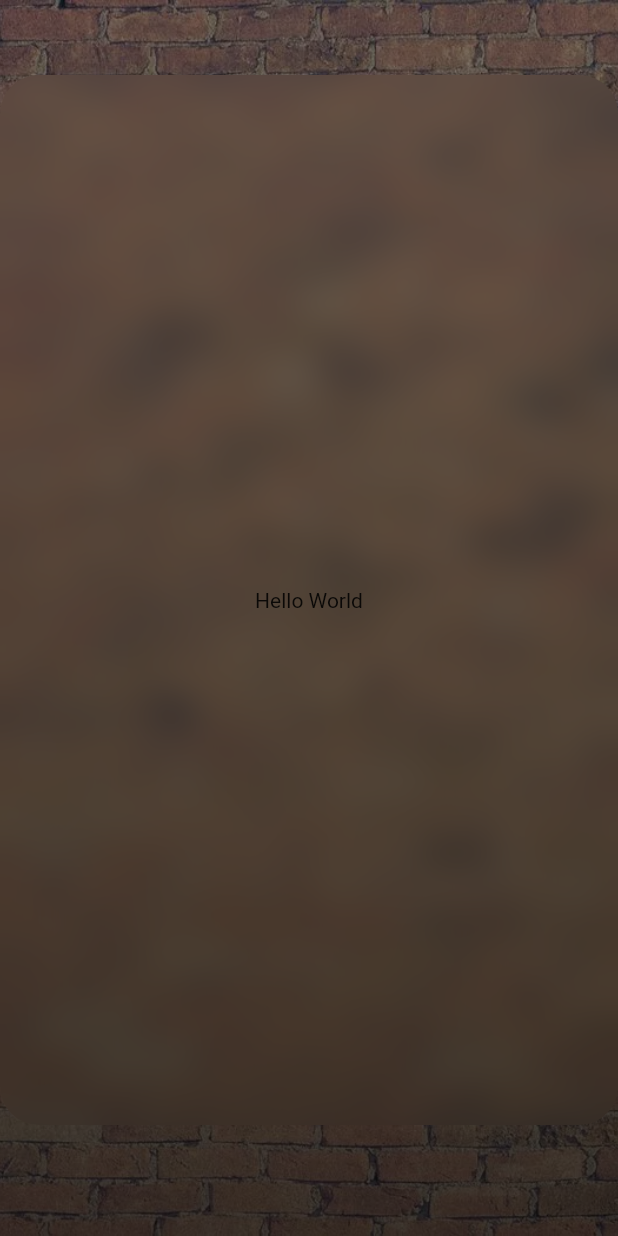
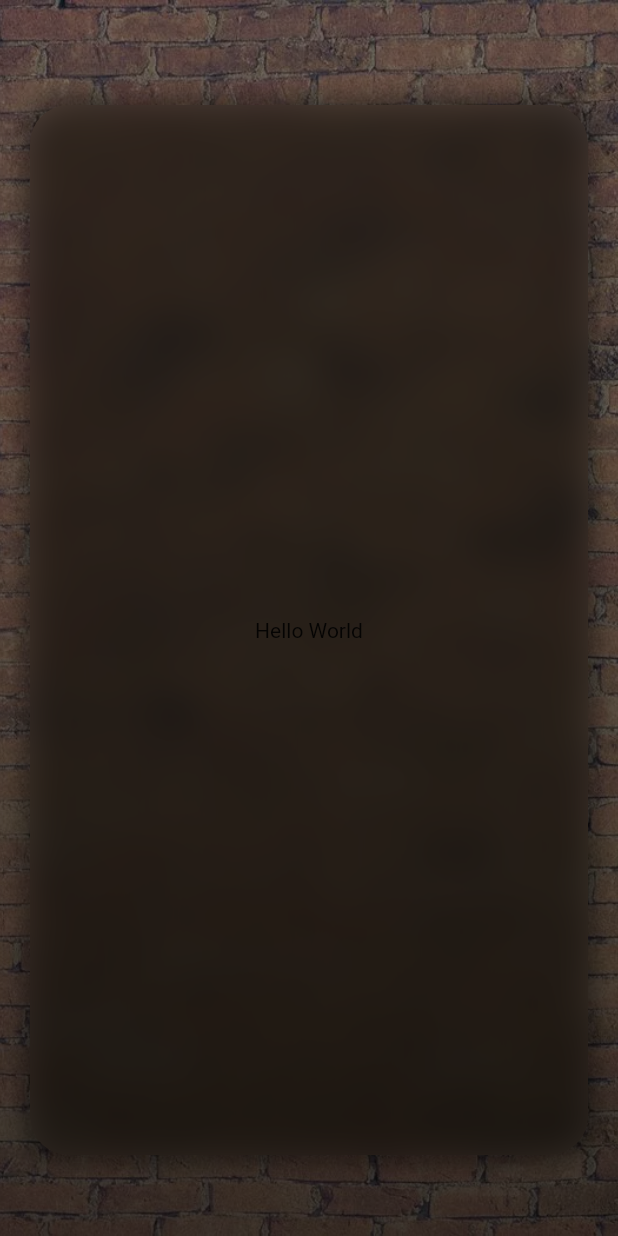
Before and after one commit to MelonDev/Melonkemo-APP, a Flutter app: the MePage screen opened by its route, on a phone screen of 412 x 824 dp. Run offline on Flutter 3.47's test engine with Material 2 defaults, Android fonts, the phone set to English and light mode, and no system bars; drawn by our look-alikes of flutter_animate; our stand-ins replace auto_size_text, bot_toast, dio, flutter_secure_storage, flutter_spinkit, go_router and 1 more; missing offline and left inert: layout; accounts and stored records are empty.

Commit message:
29 Sep 2023

```diff
--- a/lib/pages/me/me_page.dart
+++ b/lib/pages/me/me_page.dart
@@ -39,7 +39,9 @@ class _MePageState extends State<MePage> {
         child: AppBar(
           elevation: 0,
           backgroundColor: Colors.transparent,
-          systemOverlayStyle: kIsWeb ? null :Platform.isAndroid
+          systemOverlayStyle: kIsWeb
+              ? null
+              : Platform.isAndroid
                   ? const SystemUiOverlayStyle(
                       statusBarColor: Colors.transparent,
                       systemNavigationBarColor: Colors.transparent,
@@ -56,32 +58,37 @@ class _MePageState extends State<MePage> {
   }
 
   Widget _content(BuildContext context) {
+    double mediaWidth = MediaQuery.of(context).size.width;
+    double mediaHeight = MediaQuery.of(context).size.height;
+
     return ListView(
-      padding: EdgeInsets.only(top: MediaQuery.of(context).viewPadding.top + 50,bottom: MediaQuery.of(context).viewPadding.bottom + 50),
+      padding: EdgeInsets.only(
+          top: MediaQuery.of(context).viewPadding.top + 50,
+          bottom: MediaQuery.of(context).viewPadding.bottom + 50),
       physics: const BouncingScrollPhysics(),
-
-      children: [
-        Column(
       children: [
         Align(
           alignment: Alignment.center,
+          child: Padding(
+            padding: const EdgeInsets.all(20),
             child: Container(
-                constraints: const BoxConstraints(maxWidth: 560,minHeight: 700),
-                //width: mediaWidth <= 100 ? mediaWidth : 100,
-                // decoration: BoxDecoration(
-                //     borderRadius: BorderRadius.circular(30),
-                //     color: Colors.black.withOpacity(0.25),
-                //     boxShadow: [
-                //       BoxShadow(
-                //         //spreadRadius: 3,
-                //           spreadRadius: 6.0,
-                //           color: Colors.black.withOpacity(0.4),
-                //           offset: const Offset(0.0, 0.0),
-                //           //blurRadius: 8.0,
-                //           blurRadius: 10.0)
-                //     ]),
-                //margin: const EdgeInsets.all(20),
-                //padding: const EdgeInsets.all(8),
+              constraints: const BoxConstraints(maxWidth: 560, minHeight: 700),
+              // width: mediaWidth <= 560 ? mediaWidth : 560,
+              // height: mediaHeight <= 700 ? mediaHeight : 700,
+              decoration: BoxDecoration(
+                  borderRadius: BorderRadius.circular(30),
+                  color: Colors.black.withOpacity(0.25),
+                  boxShadow: [
+                    BoxShadow(
+                        //spreadRadius: 3,
+                        spreadRadius: 6.0,
+                        color: Colors.black.withOpacity(0.4),
+                        offset: const Offset(0.0, 0.0),
+                        //blurRadius: 8.0,
+                        blurRadius: 10.0)
+                  ]),
+              //padding: EdgeInsets.all(8),
+
               child: ClipRRect(
                 borderRadius: BorderRadius.circular(26),
                 child: Container(
@@ -101,12 +108,11 @@ class _MePageState extends State<MePage> {
                   ),
                 ).animate().fadeIn(duration: const Duration(milliseconds: 300)),
               ),
-              )
-                  .animate()
-                  .fadeIn(delay: Duration(seconds: 0))
-                  .move(delay: const Duration(milliseconds: 300),begin: const Offset(0, 100), end: const Offset(0, 0)),
-            )
-          ],
+            ).animate().fadeIn(delay: const Duration(seconds: 0)).move(
+                delay: const Duration(milliseconds: 300),
+                begin: const Offset(0, 100),
+                end: const Offset(0, 0)),
+          ),
         )
       ],
     );
```
Lines whose indentation alone changed are shown as unchanged.
